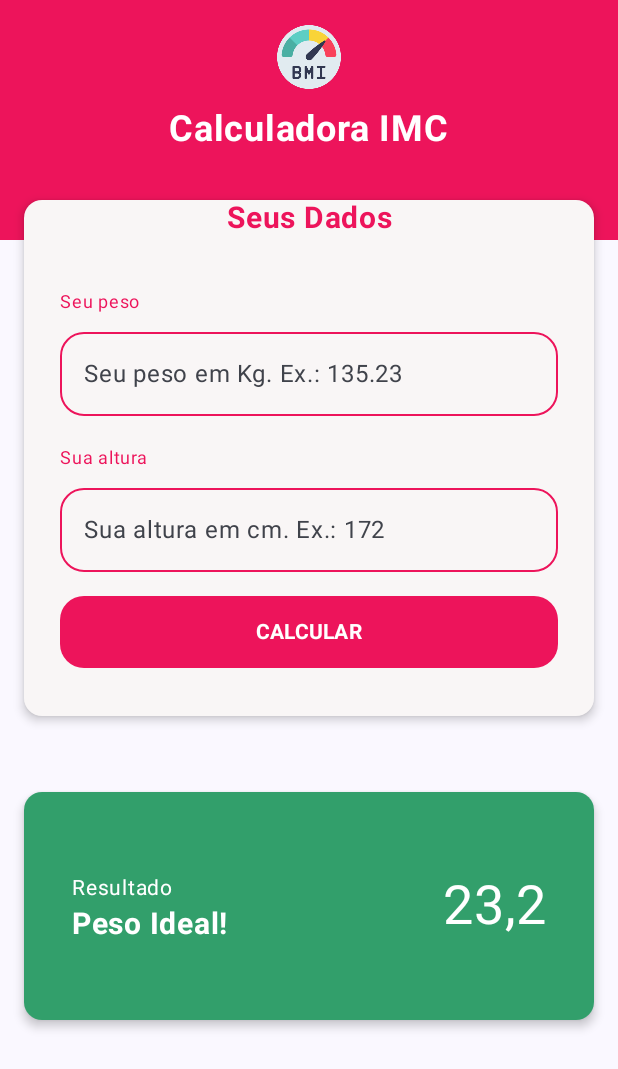
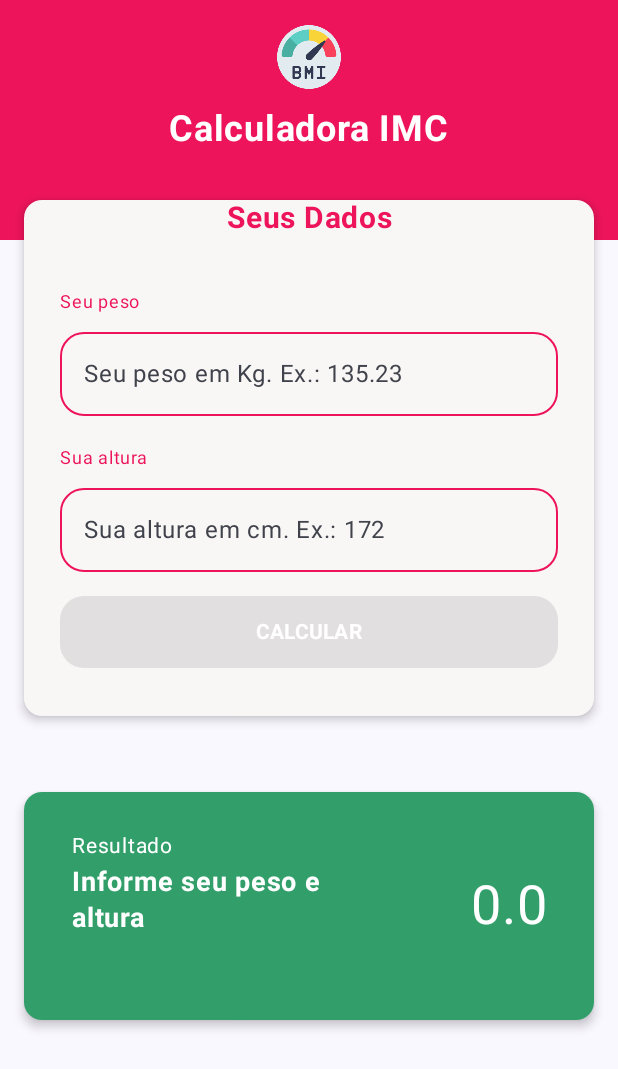
Before and after one commit to danilobossanova/imc, an Android app built with Jetpack Compose: the screen it shows after launch (MainActivity), on a phone screen of 412 x 824 dp. Shown: the top 1069 px of the screen. Run offline under Robolectric (Android 15) with nearby library versions, the phone set to English and light mode, and no system bars.

Commit message:
Gerando os calculos

```diff
--- a/app/src/main/java/me/bossanovadanilo/imc/MainActivity.kt
+++ b/app/src/main/java/me/bossanovadanilo/imc/MainActivity.kt
@@ -1,6 +1,7 @@
 package me.bossanovadanilo.imc
 
 import android.os.Bundle
+import android.util.Log
 import androidx.activity.ComponentActivity
 import androidx.activity.compose.setContent
 import androidx.compose.foundation.BorderStroke
@@ -13,6 +14,7 @@ import androidx.compose.foundation.layout.Spacer
 import androidx.compose.foundation.layout.fillMaxSize
 import androidx.compose.foundation.layout.fillMaxWidth
 import androidx.compose.foundation.layout.height
+import androidx.compose.foundation.layout.heightIn
 import androidx.compose.foundation.layout.offset
 import androidx.compose.foundation.layout.padding
 import androidx.compose.foundation.layout.size
@@ -45,6 +47,7 @@ import androidx.compose.ui.text.style.TextAlign
 import androidx.compose.ui.tooling.preview.Preview
 import androidx.compose.ui.unit.dp
 import androidx.compose.ui.unit.sp
+
 import me.bossanovadanilo.imc.ui.theme.IMCTheme
 
 class MainActivity : ComponentActivity() {
@@ -76,12 +79,16 @@ fun ImcScreen() {
         mutableStateOf("")
     }
 
-    var imc = remember {
-        mutableStateOf("")
+    var imc =  remember {
+        mutableStateOf(0.0)
     }
 
     var statusImc = remember {
-        mutableStateOf("")
+        mutableStateOf("Informe seu peso e altura")
+    }
+
+    var corFundo = remember {
+        mutableStateOf(0xFF329F6B)
     }
 
     Box(modifier = Modifier.fillMaxSize()) {
@@ -156,8 +163,8 @@ fun ImcScreen() {
                     )
 
                     OutlinedTextField(
-                        value = "",
-                        onValueChange = {},
+                        value = peso.value,
+                        onValueChange = {peso.value = it},
                         modifier = Modifier
                             .fillMaxWidth()
                             .padding(horizontal = 24.dp),
@@ -183,8 +190,8 @@ fun ImcScreen() {
                     )
 
                     OutlinedTextField(
-                        value = "",
-                        onValueChange = {},
+                        value = altura.value,
+                        onValueChange = {altura.value = it},
                         modifier = Modifier
                             .fillMaxWidth()
                             .padding(horizontal = 24.dp),
@@ -204,13 +211,25 @@ fun ImcScreen() {
                     Spacer(modifier = Modifier.height(16.dp))
 
                     Button(
-                        onClick = {},
+                        onClick = {
+                                  imc.value = calcularIMC(
+                                      altura = altura.value.toDouble(),
+                                      peso =- peso.value.toDouble()
+                                  )
+
+                                //statusImc = determinarClassificacaoIMC(imc.value)
+                                statusImc = classifaIMC(imc.value)
+                                Log.i("statusIMC", statusImc.value)
+
+
+                        },
                         modifier = Modifier
                             .fillMaxWidth()
                             .height(48.dp)
                             .padding(horizontal = 24.dp),
                         shape = RoundedCornerShape(16.dp),
-                        colors = ButtonDefaults.buttonColors(containerColor = colorResource(id = R.color.vermelho_fiap))
+                        colors = ButtonDefaults.buttonColors(containerColor = colorResource(id = R.color.vermelho_fiap)),
+                        enabled = peso.value.isNotBlank() && altura.value.isNotBlank() // Verifica se ambos os campos estão preenchidos
                     ) {
                         Text(
                             text = "CALCULAR",
@@ -235,7 +254,7 @@ fun ImcScreen() {
                 .height(200.dp)
                 .padding(horizontal = 16.dp, vertical = 24.dp),
 
-                colors = CardDefaults.cardColors(containerColor = Color(0xFF329F6B)),
+                colors = CardDefaults.cardColors(containerColor = aplicaCorDeFundo(imc.value)),
                 elevation = CardDefaults.cardElevation(4.dp)
             ) {
                 Row(
@@ -250,14 +269,15 @@ fun ImcScreen() {
                             color = Color.White,
                             fontSize = 14.sp
                         )
-                        Text(text = "Peso Ideal!",
+                        Text(text = statusImc.value,
                             fontWeight = FontWeight.Bold,
                             color = Color.White,
-                            fontSize = 20.sp
+                            fontSize = 18.sp,
+                            modifier = Modifier.heightIn(max = 80.dp).size(200.dp)
                         )
                     }
 
-                    Text(text = "23,2",
+                    Text(text = String.format("%.1f", imc.value),
                         modifier = Modifier.fillMaxWidth(),
                         color = Color.White,
                         fontSize = 36.sp,
--- a/app/src/main/res/values/colors.xml
+++ b/app/src/main/res/values/colors.xml
@@ -8,6 +8,9 @@
     <color name="black">#FF000000</color>
     <color name="white">#FFFFFFFF</color>
     <color name="vermelho_fiap">#FFED145B</color>
+    <color name="amarelo_fiap">#FFFFEB3B</color>
+    <color name="laranja_fiap">#FFFF5722</color>
+    <color name="verde_fiap">#FF329F6B</color>
 
 
 </resources>
```
Also changed, not shown: app/src/main/java/me/bossanovadanilo/imc/calcularIMC.kt (added, +53 -0 lines).
